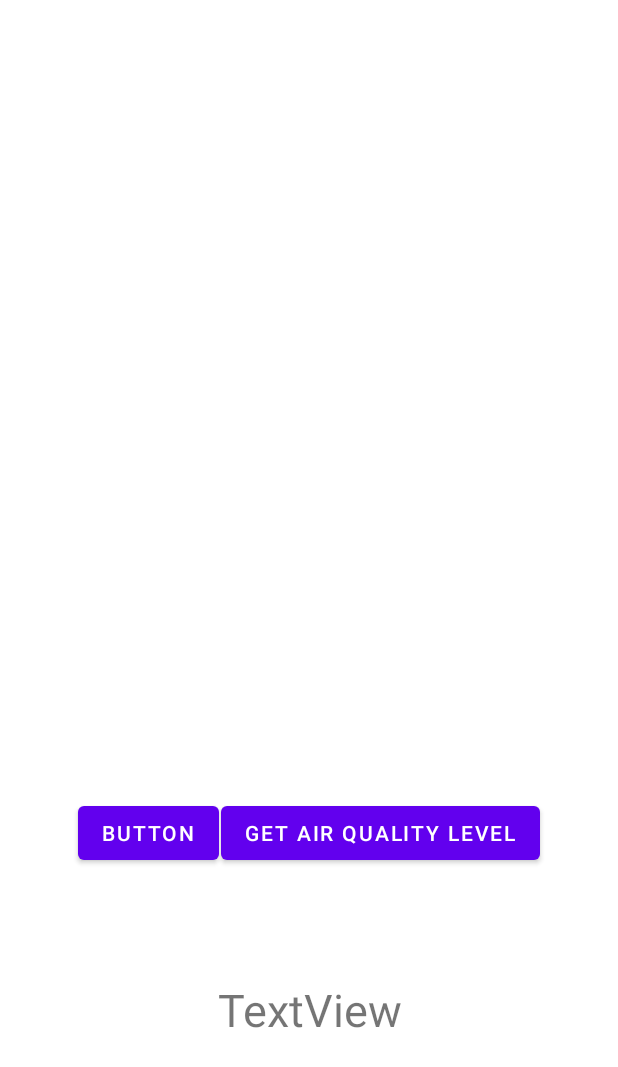
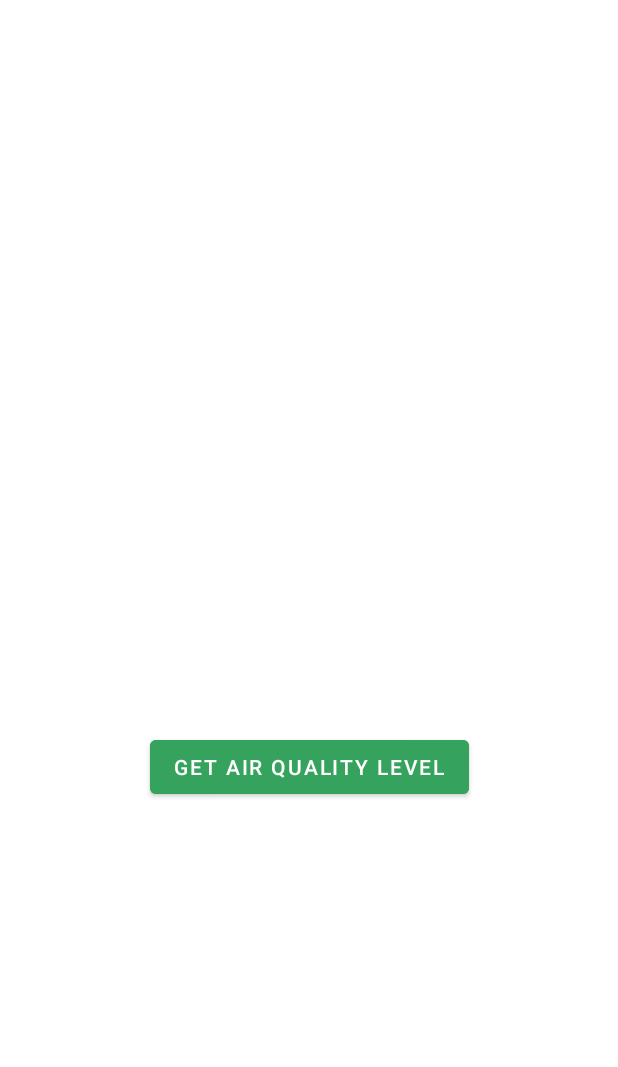
Before and after one commit to mirawara/Polluted, an Android app: the ClassificationActivity screen opened directly, with no data from a screen before it, on a phone screen of 412 x 824 dp. Shown: the top 1067 px of the screen. Run offline under Robolectric (Android 15) with nearby library versions, the phone set to English and light mode, and no system bars; our stand-ins replace Firebase (no records; nobody signed in at launch, a user with empty details on screens opened directly); libraries missing offline, so code that uses them is left out: com.firebase.geofire, org.opencv.android, org.opencv.core, org.opencv.imgproc, org.tensorflow.lite; 3 statements that could not run were skipped.

Commit message:
Added sky recognition and modified xml

```diff
--- a/polluted/app/src/main/java/it/unipi/dii/msss/polluted/classifier/Classifier.kt
+++ b/polluted/app/src/main/java/it/unipi/dii/msss/polluted/classifier/Classifier.kt
@@ -19,13 +19,16 @@ import org.opencv.imgproc.Imgproc
 
 import org.opencv.core.Mat
 
-class Classifier(assetManager: AssetManager, modelPath: String, inputSize: Int) {
+class Classifier(assetManager: AssetManager, modelPath: String, inputSize: Int,
+                 labelClass: Class<out Enum<*>>, needPreprocessing: Boolean) {
 
-    private lateinit var INTERPRETER: Interpreter
+    private var INTERPRETER: Interpreter
     private val INPUT_SIZE: Int = inputSize
     private val PIXEL_SIZE: Int = 3
     private val IMAGE_MEAN = 0
     private val IMAGE_STD = 255.0f
+    private val LABEL_CLASS : Class<out Enum<*>> = labelClass
+    private val needPreprocessing: Boolean = needPreprocessing
 
     init {
         INTERPRETER = Interpreter(loadModelFile(assetManager, modelPath))
@@ -122,11 +125,14 @@ class Classifier(assetManager: AssetManager, modelPath: String, inputSize: Int)
 
     fun recognizeImage(bitmap: Bitmap) : Int {
 
-        val scaledBitmap = Bitmap.createScaledBitmap(bitmap, INPUT_SIZE, INPUT_SIZE, false)
-        val processedBitmap = preprocessImage(scaledBitmap)
-        val byteBuffer = convertBitmapToByteBuffer(processedBitmap)
+        var scaledBitmap = Bitmap.createScaledBitmap(bitmap, INPUT_SIZE, INPUT_SIZE, false)
 
-        val result = Array(1) { FloatArray(AirQuality.values().size) }
+        if (needPreprocessing) {
+            scaledBitmap = preprocessImage(scaledBitmap)
+        }
+        val byteBuffer = convertBitmapToByteBuffer(scaledBitmap)
+
+        val result = Array(1) { FloatArray(LABEL_CLASS.enumConstants.size) }
 
         INTERPRETER.run(byteBuffer, result)
 
--- a/polluted/app/src/main/res/layout/activity_camera.xml
+++ b/polluted/app/src/main/res/layout/activity_camera.xml
@@ -5,7 +5,7 @@
     xmlns:tools="http://schemas.android.com/tools"
     android:layout_width="match_parent"
     android:layout_height="match_parent"
-    tools:context=".CameraActivity">
+    tools:context=".camera.CameraActivity">
 
     <androidx.camera.view.PreviewView
         android:id="@+id/viewFinder"
@@ -21,6 +21,7 @@
         android:layout_marginBottom="50dp"
         android:elevation="2dp"
         android:text="@string/take_photo"
+        android:backgroundTint="@color/location_background"
         app:layout_constraintBottom_toBottomOf="parent"
         app:layout_constraintLeft_toLeftOf="parent"
         app:layout_constraintRight_toRightOf="parent" />
--- a/polluted/app/src/main/res/layout/activity_classification.xml
+++ b/polluted/app/src/main/res/layout/activity_classification.xml
@@ -13,38 +13,82 @@
         app:layout_constraintEnd_toEndOf="parent"
         app:layout_constraintHorizontal_bias="0.0"
         app:layout_constraintStart_toStartOf="parent"
-        app:layout_constraintTop_toTopOf="parent"/>
-
-    <Button
-        android:id="@+id/button"
-        android:layout_width="wrap_content"
-        android:layout_height="wrap_content"
-        android:layout_marginStart="52dp"
-        android:layout_marginTop="52dp"
-        android:text="Button"
-        app:layout_constraintStart_toStartOf="parent"
-        app:layout_constraintTop_toBottomOf="@+id/imageView4" />
+        app:layout_constraintTop_toTopOf="parent" />
 
     <Button
         android:id="@+id/button3"
         android:layout_width="wrap_content"
         android:layout_height="wrap_content"
-        android:layout_marginTop="52dp"
-        android:layout_marginEnd="52dp"
+        android:layout_marginTop="8dp"
+        android:backgroundTint="#35A35E"
         android:text="Get Air Quality Level"
         app:layout_constraintEnd_toEndOf="parent"
+        app:layout_constraintStart_toStartOf="parent"
         app:layout_constraintTop_toBottomOf="@+id/imageView4" />
 
     <TextView
-        android:id="@+id/showResult"
-        android:layout_width="140dp"
-        android:layout_height="60dp"
-        android:layout_marginTop="164dp"
-        android:text="TextView"
+        android:id="@+id/quality"
+        android:layout_width="267dp"
+        android:layout_height="35dp"
+        android:gravity="left"
+        android:textSize="24sp"
+        android:visibility="invisible"
+        app:layout_constraintBottom_toBottomOf="parent"
+        app:layout_constraintEnd_toEndOf="parent"
+        app:layout_constraintHorizontal_bias="0.68"
+        app:layout_constraintStart_toStartOf="parent"
+        app:layout_constraintTop_toBottomOf="@+id/location"
+        app:layout_constraintVertical_bias="0.156" />
+
+    <TextView
+        android:id="@+id/location"
+        android:layout_width="267dp"
+        android:layout_height="35dp"
+        android:layout_marginTop="80dp"
+        android:gravity="left"
+        android:textSize="24sp"
+        android:visibility="invisible"
+        app:layout_constraintEnd_toEndOf="parent"
+        app:layout_constraintHorizontal_bias="0.68"
+        app:layout_constraintStart_toStartOf="parent"
+        app:layout_constraintTop_toBottomOf="@+id/imageView4" />
+
+    <ImageView
+        android:id="@+id/qualityIcon"
+        android:layout_width="35dp"
+        android:layout_height="35dp"
+        android:visibility="invisible"
+        app:layout_constraintBottom_toBottomOf="parent"
+        app:layout_constraintEnd_toStartOf="@+id/quality"
+        app:layout_constraintHorizontal_bias="0.793"
+        app:layout_constraintStart_toStartOf="parent"
+        app:layout_constraintTop_toBottomOf="@+id/locationIcon"
+        app:layout_constraintVertical_bias="0.156"
+        app:srcCompat="@drawable/quality_foreground" />
+
+    <ImageView
+        android:id="@+id/locationIcon"
+        android:layout_width="35dp"
+        android:layout_height="35dp"
+        android:layout_marginTop="24dp"
+        android:visibility="invisible"
+        app:layout_constraintEnd_toStartOf="@+id/location"
+        app:layout_constraintHorizontal_bias="0.793"
+        app:layout_constraintStart_toStartOf="parent"
+        app:layout_constraintTop_toBottomOf="@+id/button3"
+        app:srcCompat="@drawable/location_foreground" />
+
+    <TextView
+        android:id="@+id/legenda"
+        android:layout_width="317dp"
+        android:layout_height="20dp"
+        android:text="Legenda: 0 -> good, 1 -> unhealty, 2-> severe"
+        android:textAlignment="center"
+        android:visibility="invisible"
+        app:layout_constraintBottom_toBottomOf="parent"
         app:layout_constraintEnd_toEndOf="parent"
         app:layout_constraintStart_toStartOf="parent"
-        app:layout_constraintTop_toBottomOf="@+id/imageView4"
-        android:gravity="center"
-        android:textSize="30sp"/>
+        app:layout_constraintTop_toBottomOf="@+id/quality"
+        app:layout_constraintVertical_bias="0.257" />
 
 </androidx.constraintlayout.widget.ConstraintLayout>
--- a/polluted/app/src/main/res/values/colors.xml
+++ b/polluted/app/src/main/res/values/colors.xml
@@ -7,4 +7,6 @@
     <color name="teal_700">#FF018786</color>
     <color name="black">#FF000000</color>
     <color name="white">#FFFFFFFF</color>
+    <color name="light_green">#35A35E</color>
+    <color name="dark_green">#FF206339</color>
 </resources>
--- a/polluted/app/src/main/res/values/themes.xml
+++ b/polluted/app/src/main/res/values/themes.xml
@@ -10,7 +10,7 @@
         <item name="colorSecondaryVariant">@color/teal_700</item>
         <item name="colorOnSecondary">@color/black</item>
         <!-- Status bar color. -->
-        <item name="android:statusBarColor">?attr/colorPrimaryVariant</item>
+        <item name="android:statusBarColor">@color/black</item>
         <!-- Customize your theme here. -->
     </style>
 
```
Also changed, not shown: polluted/app/src/main/java/it/unipi/dii/msss/polluted/camera/CameraActivity.kt (+48 -4 lines), polluted/app/src/main/java/it/unipi/dii/msss/polluted/classifier/ClassificationActivity.kt (+38 -9 lines), polluted/app/src/main/res/layout/activity_main.xml (+25 -21 lines), 45 other files.
